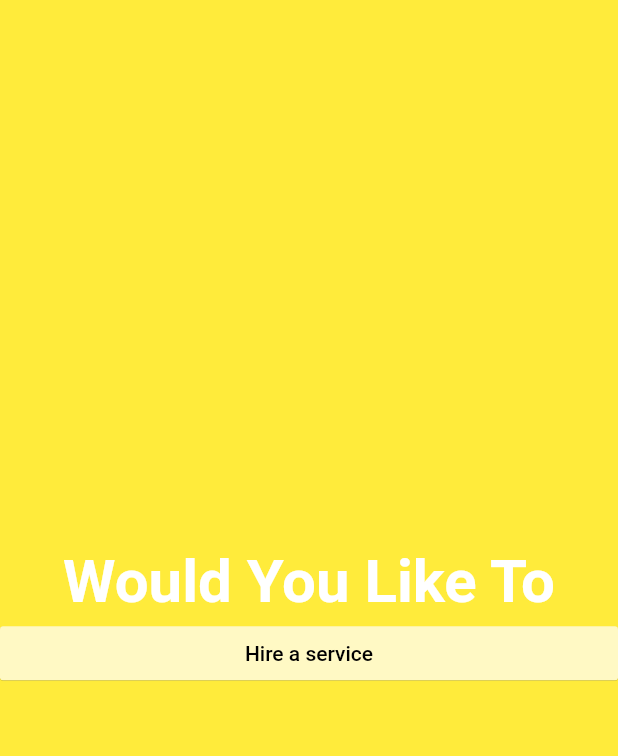
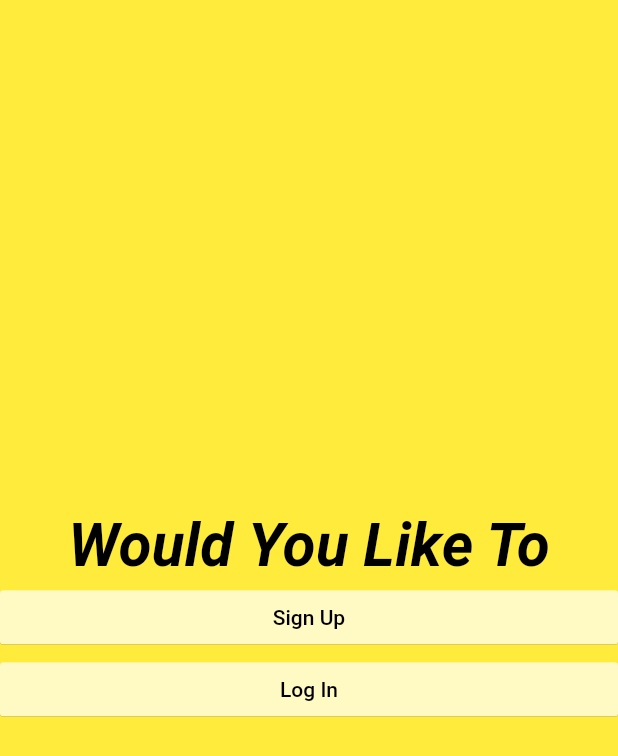
Before and after one commit to ishitadatta/FurniAssure-FrontEnd, a Flutter app: the screen it shows after launch, after a tap on "HEAD IN!", on a phone screen of 412 x 824 dp. Shown: the top 756 px of the screen. Run offline on Flutter 3.47's test engine with Material 2 defaults, Android fonts, the phone set to English and light mode, and no system bars; our stand-ins replace carousel_pro, fluttertoast, google_sign_in, shared_preferences; Roboto replaces fonts that are missing (Pacifico).

Commit message:
Color adjustments

```diff
--- a/lib/Begin.dart
+++ b/lib/Begin.dart
@@ -1,5 +1,6 @@
 import 'package:flutter/material.dart';
 import 'package:furniassure/pages/home.dart';
+import 'package:furniassure/pages/login.dart';
 
 
 class Begin extends StatelessWidget {
@@ -16,10 +17,12 @@ class Begin extends StatelessWidget {
                         style: TextStyle(
                           fontSize: 40.0,
                           fontWeight: FontWeight.bold,
-                          color :Colors.white,
+                          fontStyle: FontStyle.italic,
+                          color :Colors.black,
                           fontFamily: 'Pacifico',
                         ),
                       ),
+
 
                       Row(
                         children: <Widget>[
@@ -32,7 +35,24 @@ class Begin extends StatelessWidget {
                                 color: Colors.yellow[100],
                                 textColor: Colors.black,
                                 elevation: 0.2,
-                                child: Text("Hire a service")
+                                child: Text("Sign Up")
+                            ),
+                          ),
+                        ],
+                      ),
+
+                      Row(
+                        children: <Widget>[
+                          //the size button
+                          Expanded(
+                            child: MaterialButton(onPressed: (){
+                              Navigator.push(context, MaterialPageRoute(builder: (context) => LoginPage()));
+
+                            },
+                                color: Colors.yellow[100],
+                                textColor: Colors.black,
+                                elevation: 0.2,
+                                child: Text("Log In")
                             ),
                           ),
                         ],
--- a/lib/main.dart
+++ b/lib/main.dart
@@ -57,7 +57,7 @@ class _SplashScreenState extends State<SplashScreen> with SingleTickerProviderSt
         [
           Container
             (
-            decoration: BoxDecoration(color:Colors.black),
+            decoration: BoxDecoration(color:Colors.white),
           ),
           Column(
             mainAxisAlignment: MainAxisAlignment.start,
@@ -105,20 +105,20 @@ class _SplashScreenState extends State<SplashScreen> with SingleTickerProviderSt
 
                         child:Column(children: <Widget>[
 
-                          Text('HEAD IN!',style:TextStyle(color: Colors.white)),
+                          Text('HEAD IN!',style:TextStyle(color: Colors.black)),
 
                         ],),color:Colors.yellow , onPressed: () {
                         navfunction(context);
                       },),
-//padding betwwen button and circular loader
+//padding between button and circular loader
                       Padding(padding: EdgeInsets.only(top:15.0),),
                       new SizedBox(
                         width:50.0,height:50.0,
 
                         child: new  CircularProgressIndicator(
 
-                            backgroundColor: Colors.white,
-                            valueColor: new AlwaysStoppedAnimation(Colors.black)),
+                            backgroundColor: Colors.black,
+                            valueColor: new AlwaysStoppedAnimation(Colors.yellowAccent)),
                       ),
 
                       Padding(padding: EdgeInsets.only(top:20.0),),
--- a/lib/pages/login.dart
+++ b/lib/pages/login.dart
@@ -79,7 +79,7 @@ class _LoginPageState extends State<LoginPage> {
 
     var jsonResponse = null;
 
-    var response = await http.post("http://127.0.0.1:8000/login", body: data);
+    var response = await http.post("https://taz-cards-against-humanity.herokuapp.com/users", body: data);
 
     if(response.statusCode == 200) {
 
```
Also changed, not shown: lib/pages/home.dart (+13 -13 lines), lib/pages/product_details.dart (+7 -7 lines).
